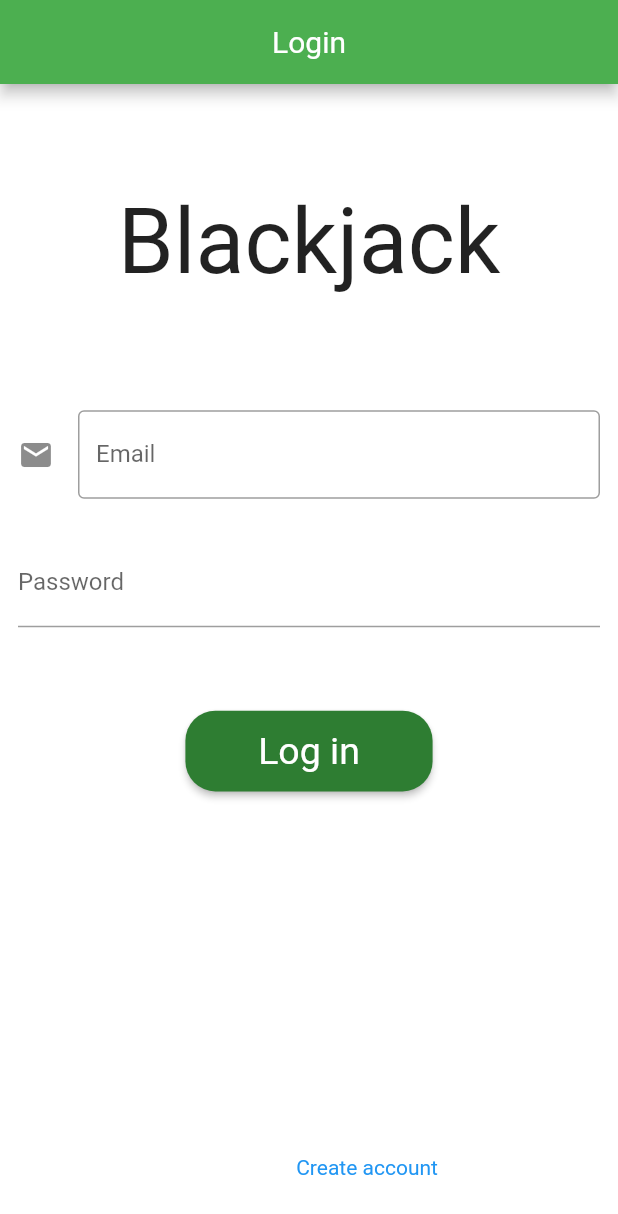
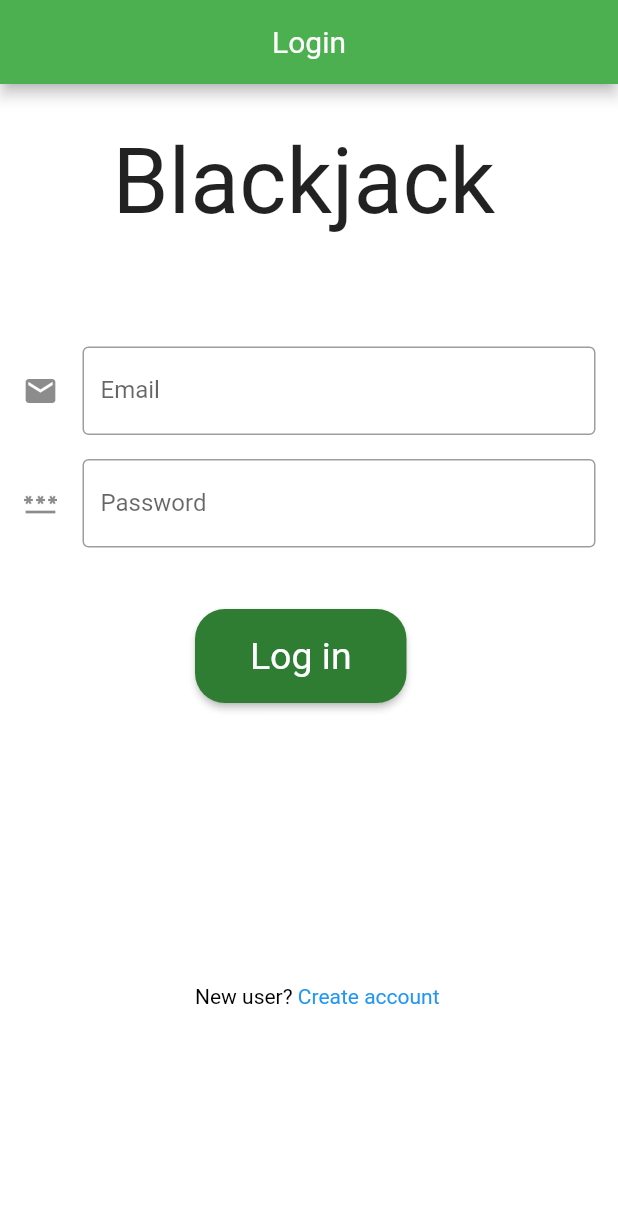
Before and after one commit to gu-tig169-ht21/Projektgrupp8, a Flutter app: the screen it shows after launch, on a phone screen of 412 x 824 dp. Shown: the top 1214 px of the screen. Run offline on Flutter 3.47's test engine with Material 2 defaults, Android fonts, the phone set to English and light mode, and no system bars; our stand-ins replace charts_flutter, cloud_firestore, firebase_auth, firebase_core; missing offline and left inert: playing_cards; accounts and stored records are empty.

Commit message:
klar login-sida

```diff
--- a/lib/login_page.dart
+++ b/lib/login_page.dart
@@ -32,8 +32,8 @@ class _LoginPageState extends State<LoginPage> {
   }
 
   Widget _logInTitle() {
-    return const Align(
-      alignment: Alignment(0, -0.8),
+    return const Padding(
+      padding: EdgeInsets.only(left: 75, right: 0, top: 30, bottom: 0),
       child: Text(
         'Blackjack',
         style: TextStyle(fontSize: 60),
@@ -42,10 +42,8 @@ class _LoginPageState extends State<LoginPage> {
   }
 
   Widget _textEmail() {
-    return Align(
-      alignment: const Alignment(0, -0.4),
-      child: Padding(
-        padding: const EdgeInsets.all(12),
+    return Padding(
+      padding: const EdgeInsets.only(left: 15, right: 15, top: 175, bottom: 0),
       child: TextField(
         controller: emailController,
         decoration: const InputDecoration(
@@ -54,31 +52,30 @@ class _LoginPageState extends State<LoginPage> {
           labelText: 'Email',
         ),
       ),
-      ),
     );
   }
 
   Widget _textPassword() {
-    return Align(
-      alignment: const Alignment(0, -0.15),
-      child: Padding(
-        padding: const EdgeInsets.all(12),
+    return Padding(
+      padding: const EdgeInsets.only(left: 15, right: 15, top: 250, bottom: 0),
       child: TextField(
+        obscureText: true,
         controller: passwordController,
         decoration: const InputDecoration(
+          border: OutlineInputBorder(),
+          icon: Icon(Icons.password),
           labelText: 'Password',
-          ),
         ),
       ),
     );
   }
 
   Widget _loginButton() {
-    return Align(
-      alignment: const Alignment(0, 0.17),
+    return Padding(
+      padding: const EdgeInsets.only(left: 130, right: 0, top: 350, bottom: 0),
       child: FractionallySizedBox(
-        widthFactor: 0.4,
-        heightFactor: 0.07,
+        widthFactor: 0.5,
+        heightFactor: 0.15,
         child: ElevatedButton(
           child: const Text('Log in'),
           onPressed: () {
@@ -110,12 +107,13 @@ class _LoginPageState extends State<LoginPage> {
   }
 
   Widget _registerText() {
-    return Align(
-      alignment: const Alignment(0, 0.9),
+    return Padding(
+      padding: const EdgeInsets.only(left: 130, right: 0, top: 600),
       child: RichText(
         text: TextSpan(
           children: [
-            const TextSpan(text: 'New user? '),
+            const TextSpan(
+                text: 'New user? ', style: TextStyle(color: Colors.black)),
             TextSpan(
                 text: 'Create account',
                 style: const TextStyle(color: Colors.blue),
```
Lines whose indentation alone changed are shown as unchanged.
